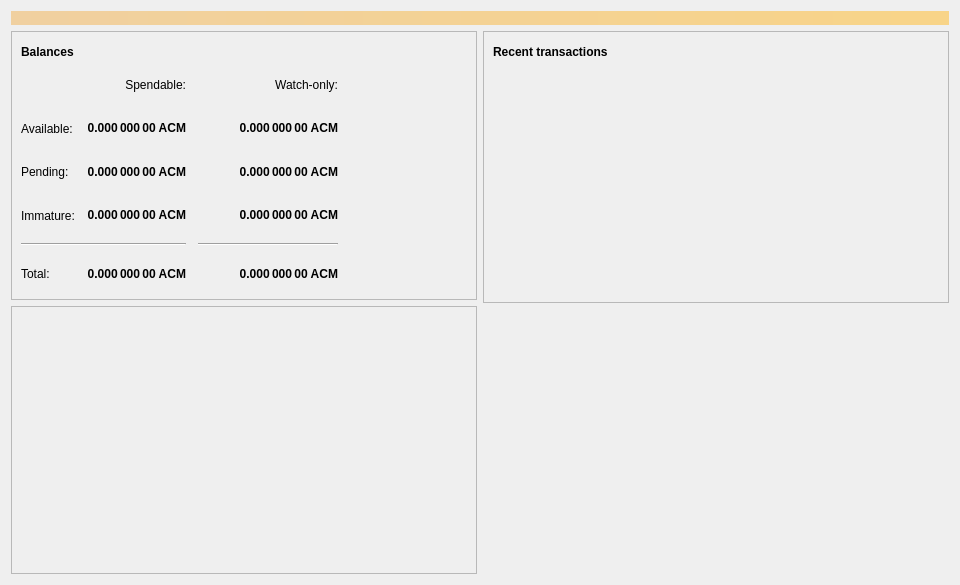
Before: the Qt Designer form src/qt/forms/overviewpage.ui in Actinium-project/Actinium, drawn with Qt 5.
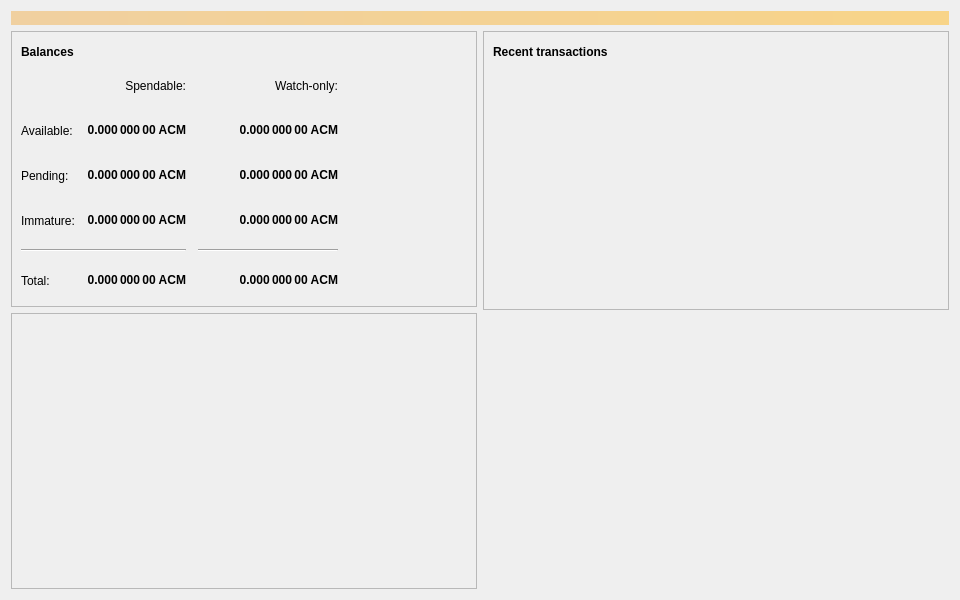
After: the same form once the commit is applied. Icons and pictures are not drawn.

Commit message: gui: set sizes for overviewpage

```diff
--- a/src/qt/forms/overviewpage.ui
+++ b/src/qt/forms/overviewpage.ui
@@ -7,13 +7,19 @@
     <x>0</x>
     <y>0</y>
     <width>960</width>
-    <height>585</height>
+    <height>600</height>
    </rect>
   </property>
+  <property name="sizePolicy">
+   <sizepolicy hsizetype="Preferred" vsizetype="Preferred">
+    <horstretch>0</horstretch>
+    <verstretch>0</verstretch>
+   </sizepolicy>
+  </property>
   <property name="minimumSize">
    <size>
     <width>960</width>
-    <height>0</height>
+    <height>600</height>
    </size>
   </property>
   <property name="windowTitle">
```
